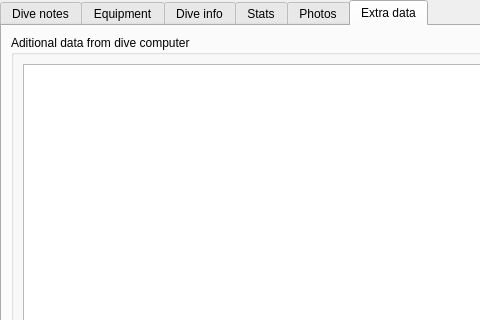
Before: the Qt Designer form qt-ui/maintab.ui in subsurface/subsurface, drawn with Qt 5; both pictures show x 0 to 480 and y 0 to 320 of the 690 by 720 pixel window.
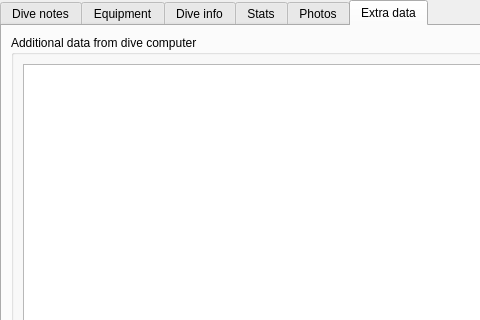
After: the same form once the commit is applied. The open tabs and pages were chosen to show the change. Custom widgets are drawn as their Qt base class.

The edit to the form file:
```diff
--- a/qt-ui/maintab.ui
+++ b/qt-ui/maintab.ui
@@ -961,7 +961,7 @@
     <item>
      <widget class="QGroupBox" name="groupBox_16">
       <property name="title">
-       <string>Aditional data from dive computer</string>
+       <string>Additional data from dive computer</string>
       </property>
       <layout class="QHBoxLayout" name="horizontalLayout">
        <item>
```
